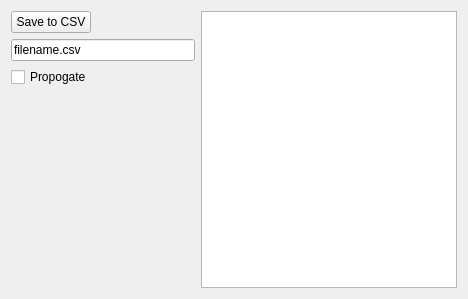
This is src/WhiskerToolbox/DataManager_Widget/Point_Widget/Point_Widget.ui in paulmthompson/WhiskerToolbox as Qt 5 draws it before an edit. The edited form follows.
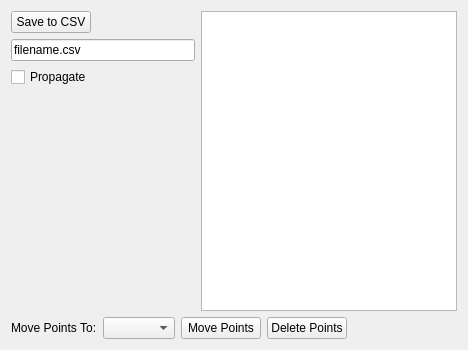
This is the edited form.

Commit message: update point widget

Patch:
```diff
--- a/src/WhiskerToolbox/DataManager_Widget/Point_Widget/Point_Widget.ui
+++ b/src/WhiskerToolbox/DataManager_Widget/Point_Widget/Point_Widget.ui
@@ -7,7 +7,7 @@
     <x>0</x>
     <y>0</y>
     <width>468</width>
-    <height>299</height>
+    <height>350</height>
    </rect>
   </property>
   <property name="minimumSize">
@@ -19,7 +19,9 @@
   <property name="windowTitle">
    <string>Form</string>
   </property>
-  <layout class="QHBoxLayout" name="horizontalLayout">
+  <layout class="QVBoxLayout" name="mainVerticalLayout">
+   <item>
+    <layout class="QHBoxLayout" name="topControlsLayout">
    <item>
     <layout class="QVBoxLayout" name="verticalLayout" stretch="0,0,0,0">
      <property name="sizeConstraint">
@@ -54,7 +56,7 @@
      <item>
       <widget class="QCheckBox" name="propagate_checkbox">
        <property name="text">
-        <string>Propogate</string>
+          <string>Propagate</string>
        </property>
       </widget>
      </item>
@@ -75,6 +77,49 @@
    </item>
    <item>
     <widget class="QTableView" name="tableView"/>
+     </item>
+    </layout>
+   </item>
+   <item>
+    <layout class="QHBoxLayout" name="actionButtonsLayout">
+     <item>
+      <widget class="QLabel" name="moveToLabel">
+       <property name="text">
+        <string>Move Points To:</string>
+       </property>
+      </widget>
+     </item>
+     <item>
+      <widget class="QComboBox" name="moveToPointDataComboBox"/>
+     </item>
+     <item>
+      <widget class="QPushButton" name="movePointsButton">
+       <property name="text">
+        <string>Move Points</string>
+       </property>
+      </widget>
+     </item>
+     <item>
+      <widget class="QPushButton" name="deletePointsButton">
+       <property name="text">
+        <string>Delete Points</string>
+       </property>
+      </widget>
+     </item>
+     <item>
+      <spacer name="actionHorizontalSpacer">
+       <property name="orientation">
+        <enum>Qt::Orientation::Horizontal</enum>
+       </property>
+       <property name="sizeHint" stdset="0">
+        <size>
+         <width>40</width>
+         <height>20</height>
+        </size>
+       </property>
+      </spacer>
+     </item>
+    </layout>
    </item>
   </layout>
  </widget>
```
Left out of the diff: 2 changed lines with no effect on the pictures. Lines whose indentation alone changed are shown as unchanged. The commit also changes 4 other files.
